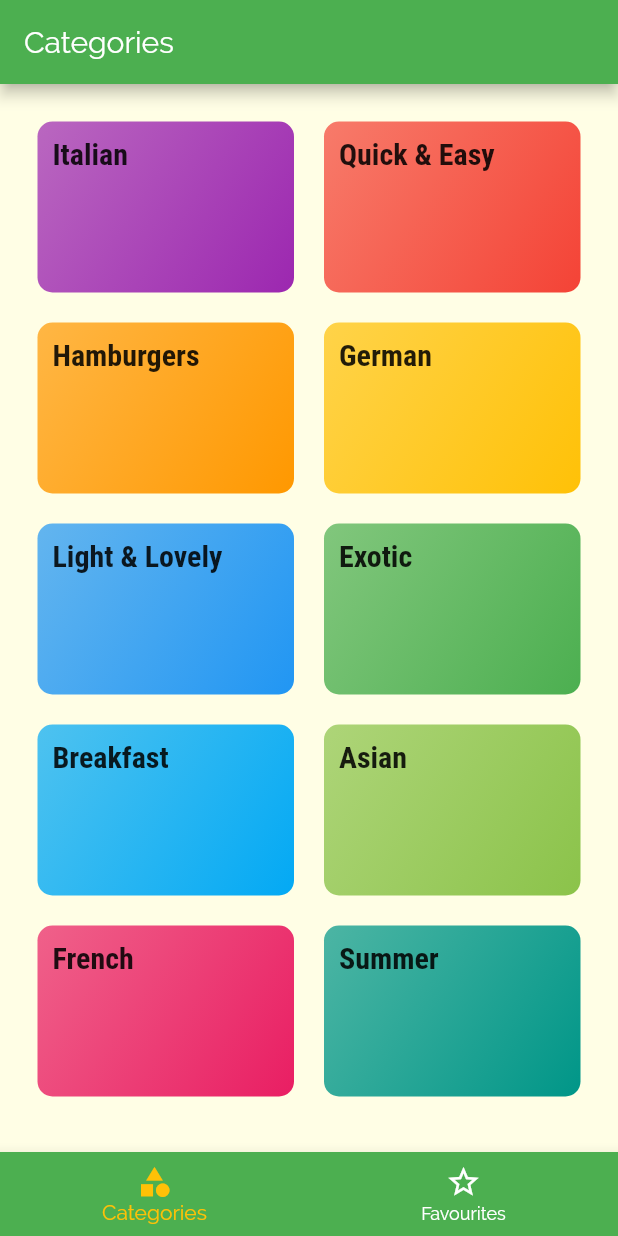
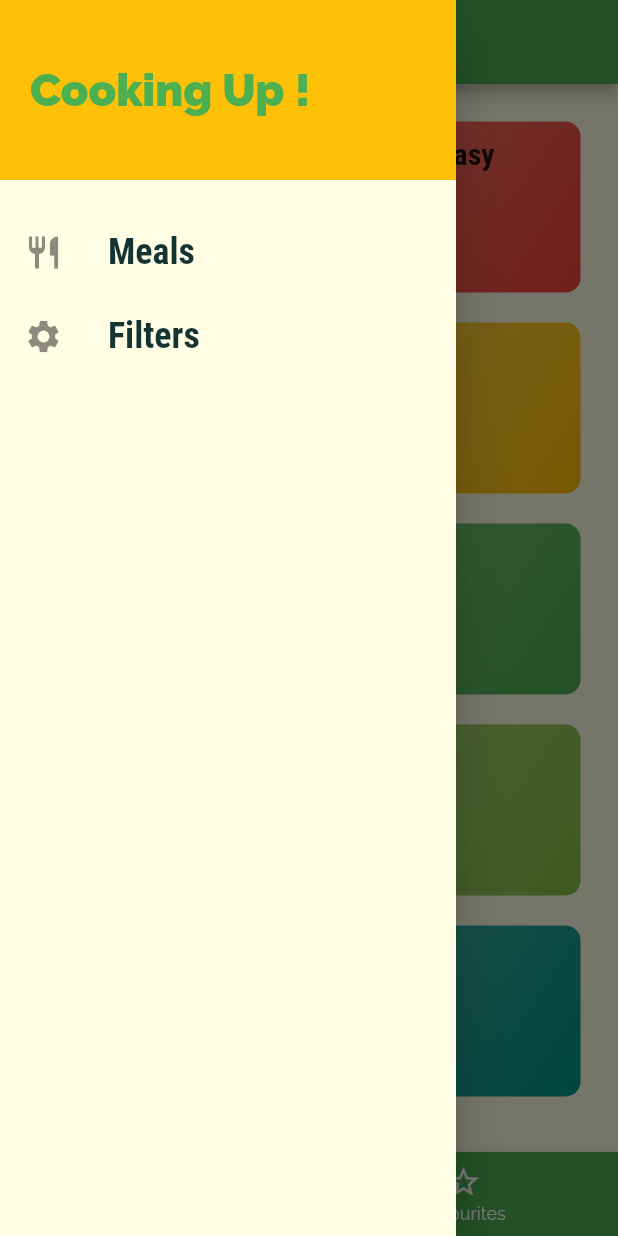
Before and after one commit to ShashankBiplav/Nutrimental, a Flutter app: the screen it shows after launch, with the side drawer open (before the commit the screen has no drawer), on a phone screen of 412 x 824 dp. Run offline on Flutter 3.47's test engine with Material 2 defaults, Android fonts, the phone set to English and light mode, and no system bars.

Commit message:
Added the navigation drawer

```diff
--- a/lib/screens/tabs_screen.dart
+++ b/lib/screens/tabs_screen.dart
@@ -1,6 +1,7 @@
 import 'package:flutter/material.dart';
 import './categories_screen.dart';
 import './favourites_screen.dart';
+import '../widgets/main_drawer.dart';
 
 class TabsScreen extends StatefulWidget {
   @override
@@ -31,6 +32,7 @@ class _TabsScreenState extends State<TabsScreen> {
       appBar: AppBar(
         title: Text(_pages[_selectedPageIndex]['title']),
       ),
+      drawer: MainDrawer(),
       body: _pages[_selectedPageIndex]['page'],
       bottomNavigationBar: BottomNavigationBar(
         onTap: _selectPage,
--- /dev/null
+++ b/lib/widgets/main_drawer.dart
@@ -0,0 +1,48 @@
+import 'package:flutter/material.dart';
+
+class MainDrawer extends StatelessWidget {
+  Widget buildListTile({String title, IconData iconData}){
+    return ListTile(
+          leading: Icon(
+            iconData,
+            size: 26,
+          ),
+          title: Text(
+            title,
+            style: TextStyle(
+                fontFamily: 'RobotoCondensed',
+                fontSize: 24,
+                fontWeight: FontWeight.bold),
+          ),
+          onTap: () {},
+        );
+  }
+  @override
+  Widget build(BuildContext context) {
+    return Drawer(
+        child: Column(
+      children: <Widget>[
+        Container(
+          width: double.infinity,
+          height: 120,
+          padding: EdgeInsets.all(20),
+          alignment: Alignment.centerLeft,
+          color: Theme.of(context)
+              .accentColor, // this property can only be used if BoxDecortion is not used else flutter throws an error
+          child: Text(
+            'Cooking Up !',
+            style: TextStyle(
+                fontWeight: FontWeight.w900,
+                fontSize: 30,
+                color: Theme.of(context).primaryColor),
+          ),
+        ),
+        SizedBox(
+          height: 20,
+        ),
+        buildListTile(title:'Meals' ,iconData: Icons.restaurant,),
+        buildListTile(title:'Filters' ,iconData: Icons.settings,),
+      ],
+    ));
+  }
+}
```
